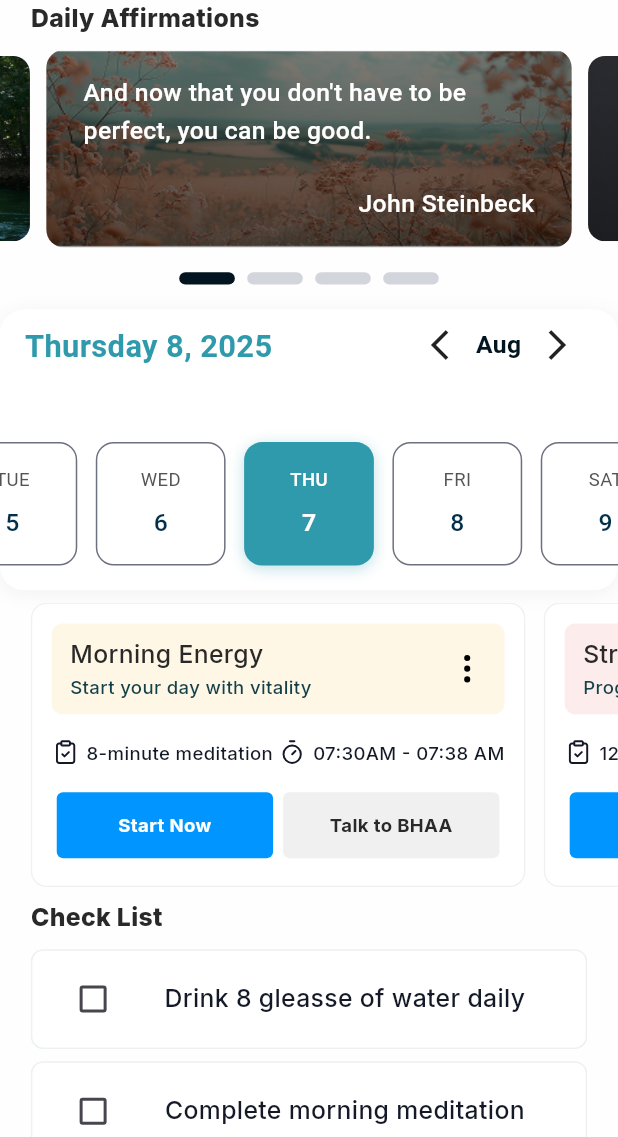
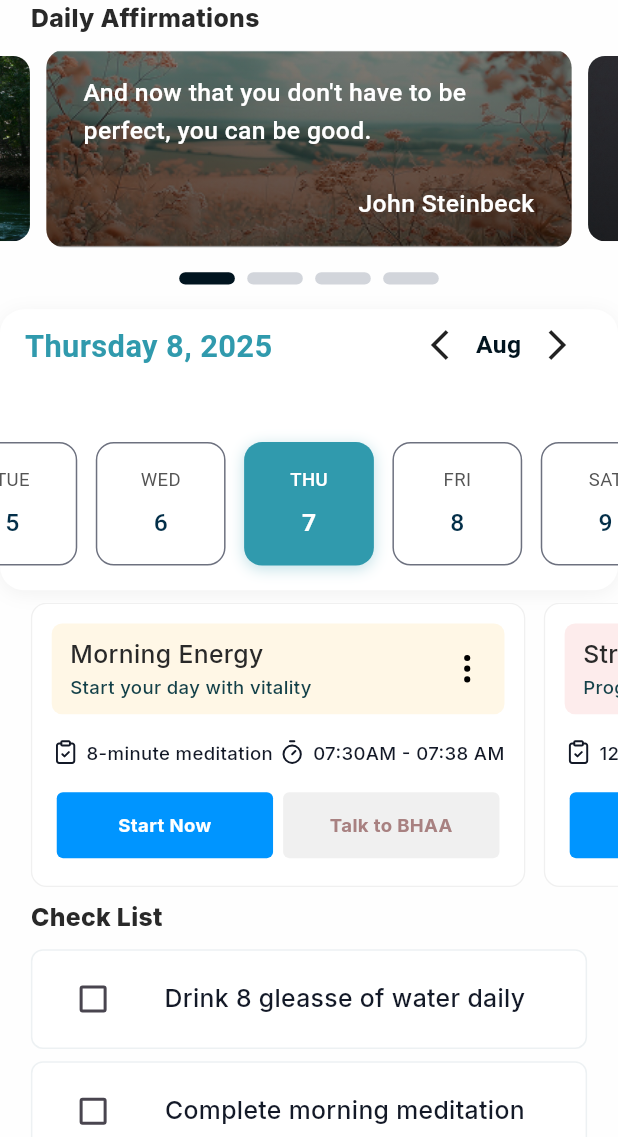
Before and after one commit to kmmuzahid/-rizaldyrferrer_betterhelp, a Flutter app: the HabitsScreen screen opened by its route, on a phone screen of 412 x 824 dp, the part 99-1236 px from its top. Run offline on Flutter 3.47's test engine with Material 3 defaults, Android fonts, the phone set to English and light mode, and no system bars; drawn by our look-alikes of carousel_slider, easy_date_timeline; our stand-ins replace device_info_plus, flutter_svg, get, google_fonts, image_picker, permission_handler and 3 more; project files that could hold a hidden picture were left out.

Commit message:
feat: Add TimerScreen and integrate with HabitsScreen for navigation

```diff
--- a/lib/core/app_route/app_route.dart
+++ b/lib/core/app_route/app_route.dart
@@ -8,6 +8,7 @@ import 'package:better_help/screen/bottom_nav/bottom_nav_screen.dart';
 import 'package:better_help/screen/community/main_community/community_screen.dart';
 import 'package:better_help/screen/habits/home_screen.dart';
 import 'package:better_help/screen/habits/main_habits/habits_screen.dart';
+import 'package:better_help/screen/habits/timer_screen/timer_screen.dart';
 import 'package:better_help/screen/learn/main_learn/learn_screen.dart';
 import 'package:better_help/screen/onboarding_screen/onbarding_screen.dart';
 import 'package:better_help/screen/progress/main_progress/progress_screen.dart';
@@ -34,7 +35,6 @@ class AppRoute {
   static const String completeProfileScreen = '/completeProfileScreen';
   static const String homeScreen = '/homeScreen';
 
-
   //! Bottom Navigation Screen Route
   static const String bottomNav = '/bottomNav';
   static const String habitsScreen = '/habitsScreen';
@@ -42,6 +42,7 @@ class AppRoute {
   static const String learnScreen = '/learningScreen';
   static const String supportScreen = '/supportScreen';
   static const String progressScreen = '/progressScreen';
+  static const String timerScreen = '/timerScreen';
 
   static List<GetPage> appRoutes = [
     //! Splash Screen Route
@@ -146,5 +147,10 @@ class AppRoute {
       page: () => const ProgressScreen(),
       transition: Transition.rightToLeftWithFade,
     ),
+    GetPage(
+      name: AppRoute.timerScreen,
+      page: () => TimerScreen(),
+      transition: Transition.rightToLeftWithFade,
+    ),
   ];
 }
--- a/lib/screen/habits/main_habits/habits_screen.dart
+++ b/lib/screen/habits/main_habits/habits_screen.dart
@@ -1,3 +1,4 @@
+import 'package:better_help/core/app_route/app_route.dart';
 import 'package:better_help/screen/habits/main_habits/controller/habits_screen_controller.dart';
 import 'package:better_help/utils/app_colors/app_colors.dart';
 import 'package:better_help/utils/app_icons/app_icons.dart';
@@ -404,7 +405,9 @@ class HabitsScreen extends StatelessWidget {
                 backgroundColor: AppColors.blue500,
                 titleColor: AppColors.white,
                 icon: AppStaticImages.startTimer,
-                onTap: () {},
+                onTap: () {
+                  Get.toNamed(AppRoute.timerScreen);
+                },
               ),
             ),
             Gap(height: 100),
@@ -520,7 +523,7 @@ class HabitsScreen extends StatelessWidget {
                 title: AppString.talkTobhaa,
                 fontSize: AppSize.width(value: 12),
                 backgroundColor: AppColors.white50,
-                titleColor: AppColors.grey500,
+                titleColor: const Color.fromARGB(255, 168, 129, 129),
                 onTap: () {
                   // Handle talk to BHA action
                 },
--- a/lib/utils/app_colors/app_colors.dart
+++ b/lib/utils/app_colors/app_colors.dart
@@ -6,6 +6,7 @@ class AppColors {
   // static const Color blue500 = Color(0xFF309AAD);
   static const Color textPrimaryBlack = Color(0xFF131927);
   static const Color white = Color(0xFFFFFFFF);
+  static const Color white400 = Color(0xFFF3F3F3);
   static const Color black = Color(0xFF000000);
   static const Color grey500 = Color(0xFF292929);
   static const Color grey400 = Color(0xFF545454);
--- a/lib/utils/app_icons/app_icons.dart
+++ b/lib/utils/app_icons/app_icons.dart
@@ -26,4 +26,5 @@ class AppIcons {
   static const String threedots = "assets/icons/threeDots.svg";
   static const String minuteMeditation = "assets/icons/minuteMeditation.svg";
   static const String scheduleTime = "assets/icons/timeSchedule.svg";
+  static const String appBackUptton = "assets/icons/backButton.svg";
 }
```
Also changed, not shown: lib/screen/habits/timer_screen/timer_screen.dart (added, +33 -0 lines), lib/widget/app_appbar/app_back_appbar.dart (+15 -8 lines), assets/icons/backButton.svg (added).
